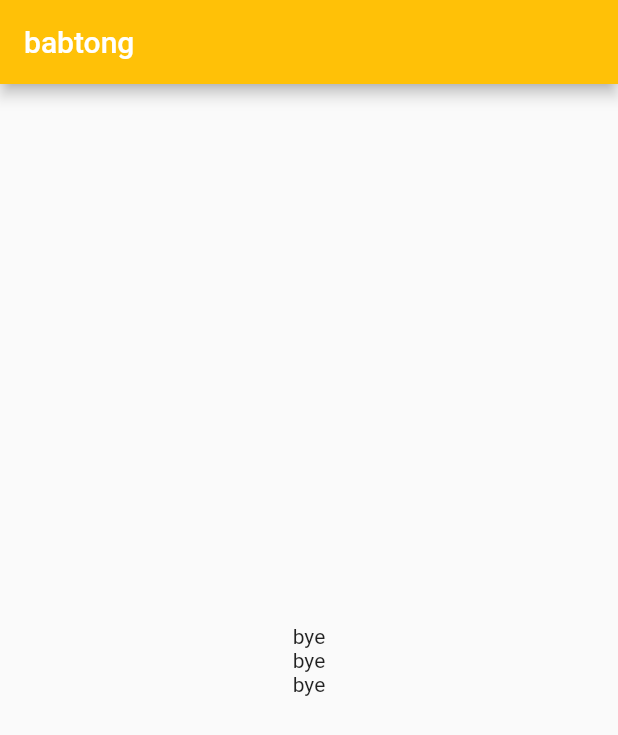
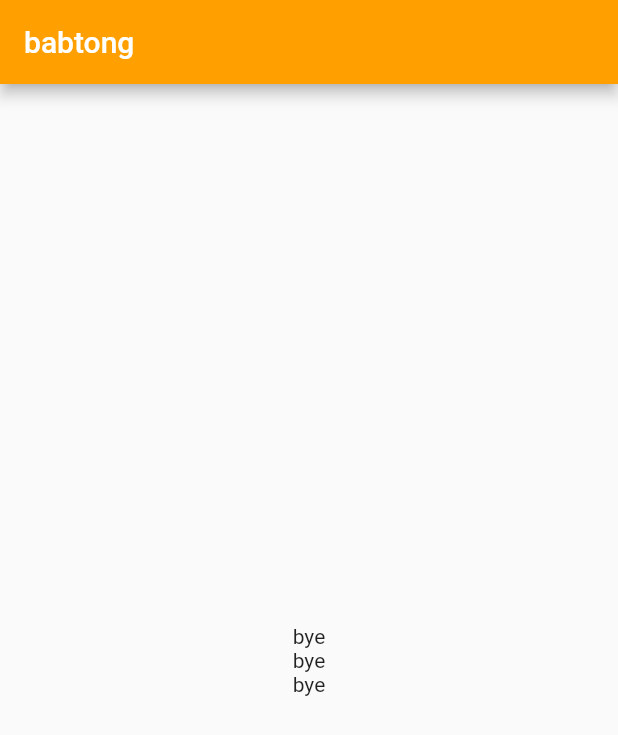
Before and after one commit to Moonseunghun/flutter-try, a Flutter app: the screen it shows after launch, on a phone screen of 412 x 824 dp. Shown: the top 735 px of the screen. Run offline on Flutter 3.47's test engine with Material 2 defaults, Android fonts, the phone set to English and light mode, and no system bars.

Commit message:
Feat : ui ux

```diff
--- a/lib/main.dart
+++ b/lib/main.dart
@@ -44,7 +44,7 @@ class _MyHomePageState extends State<MyHomePage> {
         home: Scaffold(
             appBar: AppBar(
               title: Text("babtong"),
-              backgroundColor: Colors.amber,
+              backgroundColor: Colors.amber[700],
             ),
             // body: Row(
             //   children: [
```
